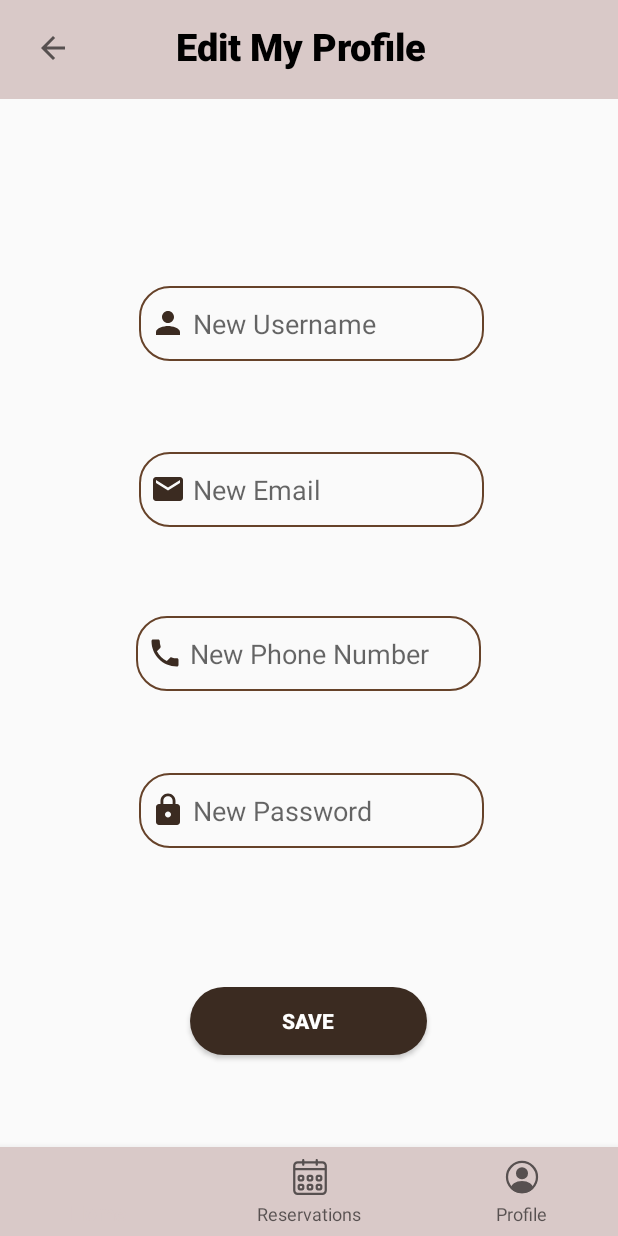
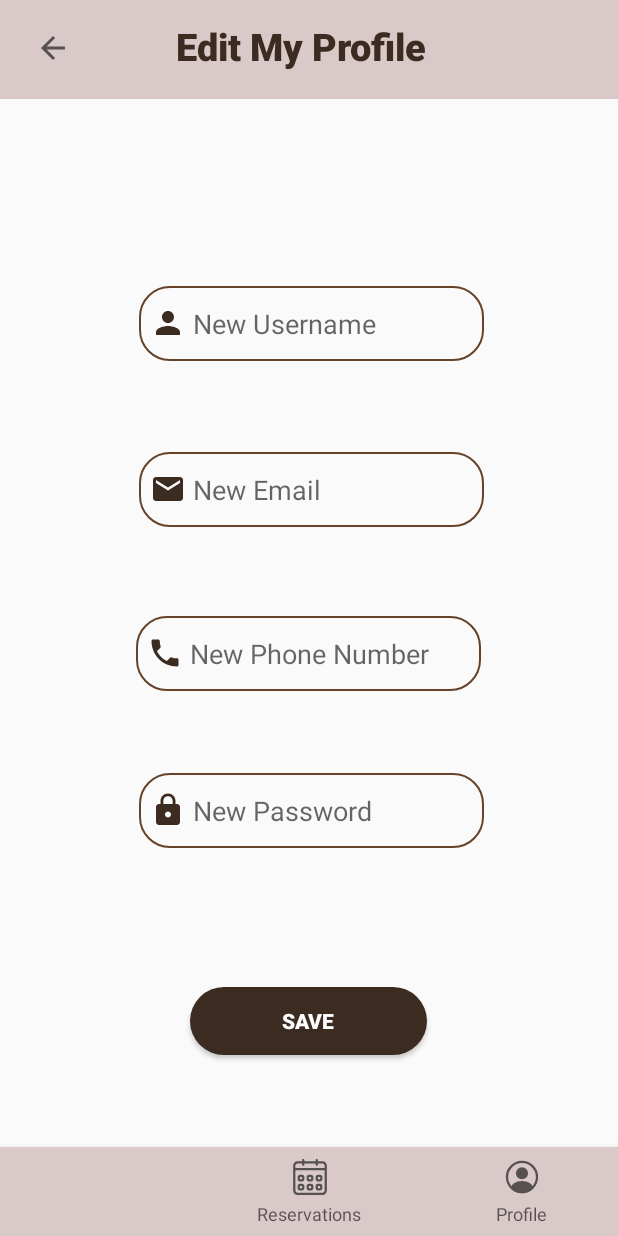
Before and after one commit to Anwarahmedsh/DermEase, an Android app: the editInfo screen opened directly, with no data from a screen before it, on a phone screen of 412 x 824 dp. Run offline under Robolectric (Android 15) with nearby library versions, the phone set to English and light mode, and no system bars.

Commit message:
changed the colors

```diff
--- a/app/src/main/res/layout/activity_edit_info.xml
+++ b/app/src/main/res/layout/activity_edit_info.xml
@@ -121,7 +121,7 @@
         android:layout_height="52dp"
         android:fontFamily="sans-serif-black"
         android:text="Edit My Profile"
-        android:textColor="@color/black"
+        android:textColor="@color/darkest"
         android:textSize="25dp"
         android:textStyle="bold"
         app:layout_constraintBottom_toBottomOf="parent"
```
